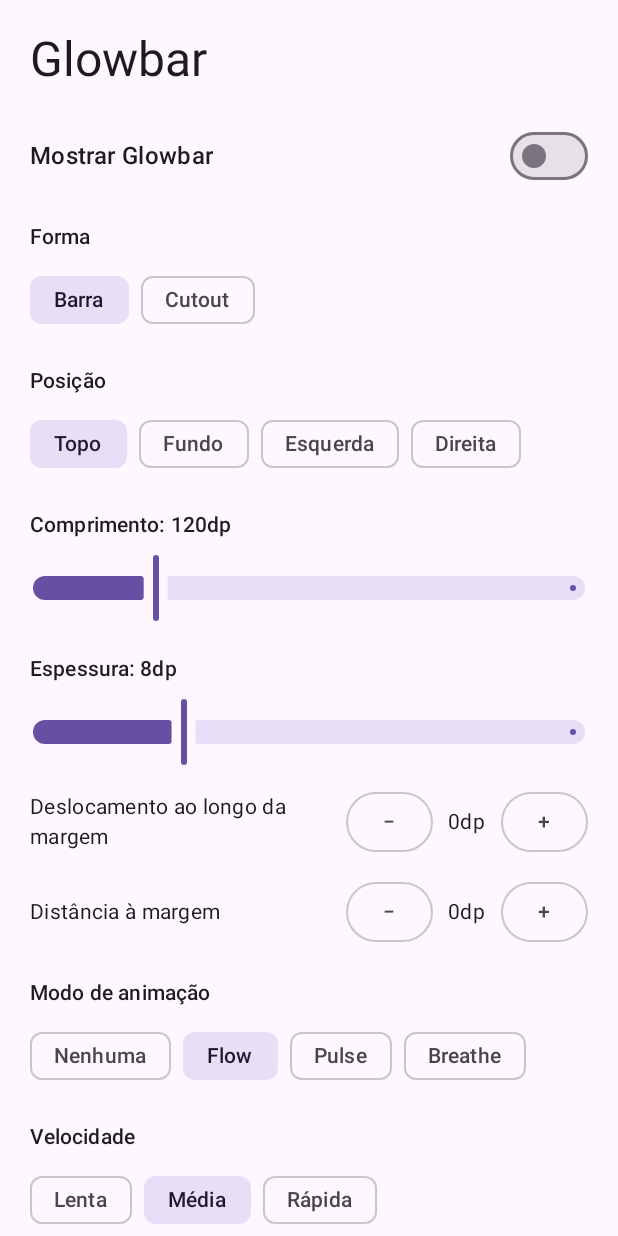
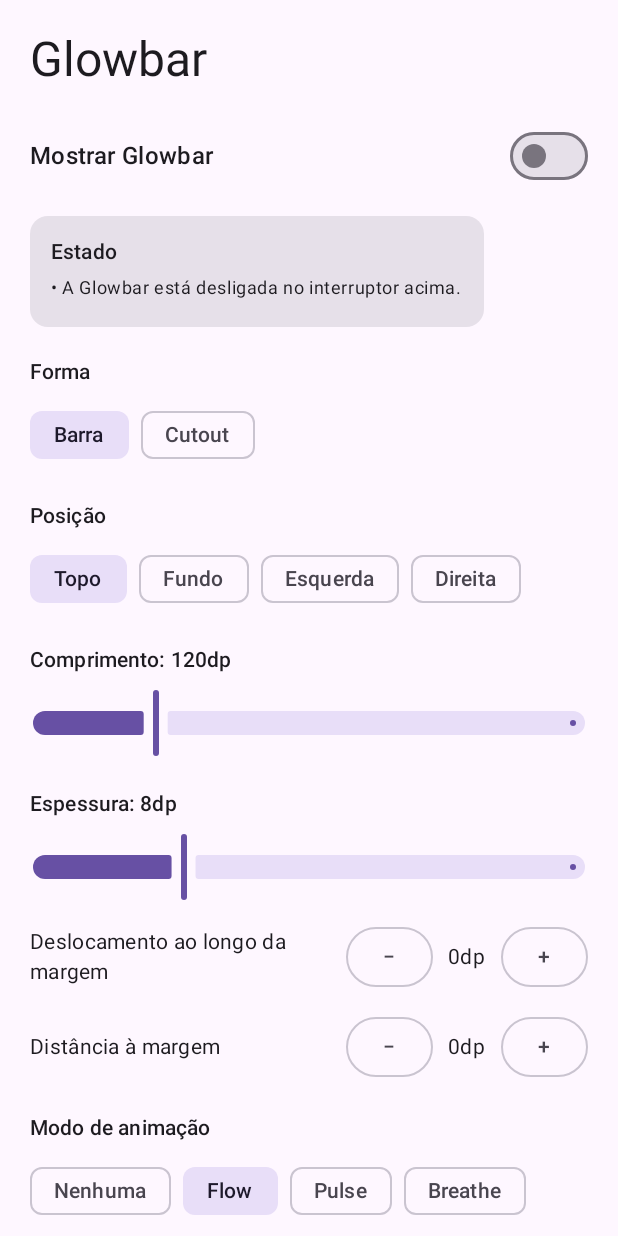
Before and after one commit to diogodh/glowbar, an Android app built with Jetpack Compose: the screen it shows after launch (MainActivity), on a phone screen of 412 x 824 dp. Run offline under Robolectric (Android 15) with nearby library versions, the phone set to English and light mode, and no system bars.

Commit message:
Modo sem notificações e aparência em repouso

```diff
--- a/app/src/main/java/pt/diogo/glowbar/MainActivity.kt
+++ b/app/src/main/java/pt/diogo/glowbar/MainActivity.kt
@@ -27,6 +27,7 @@ import androidx.compose.foundation.layout.padding
 import androidx.compose.foundation.rememberScrollState
 import androidx.compose.foundation.verticalScroll
 import androidx.compose.material3.ExperimentalMaterial3Api
+import androidx.compose.material3.Card
 import androidx.compose.material3.FilterChip
 import androidx.compose.material3.MaterialTheme
 import androidx.compose.material3.OutlinedButton
@@ -113,9 +114,10 @@ fun SettingsScreen(repo: SettingsRepository, onOpenPrivateApps: () -> Unit) {
             } else {
                 svc.refresh()
             }
+            // Para o serviço clássico sem mexer na definição "enabled".
             context.startService(
                 Intent(context, GlowOverlayService::class.java)
-                    .setAction(GlowOverlayService.ACTION_TURN_OFF)
+                    .setAction(GlowOverlayService.ACTION_STOP_ONLY)
             )
             return
         }
@@ -155,6 +157,8 @@ fun SettingsScreen(repo: SettingsRepository, onOpenPrivateApps: () -> Unit) {
             )
             Switch(checked = s.enabled, onCheckedChange = { apply(s.copy(enabled = it)) })
         }
+
+        StatusPanel(s, context)
 
         Section("Forma")
         ChipRow(
@@ -375,17 +379,67 @@ fun SettingsScreen(repo: SettingsRepository, onOpenPrivateApps: () -> Unit) {
             style = MaterialTheme.typography.bodySmall
         )
 
-        if ((s.notificationGlow || s.notificationProgress) && !hasNotificationAccess(context)) {
-            Spacer(Modifier.height(12.dp))
-            OutlinedButton(
-                onClick = {
-                    context.startActivity(Intent(Settings.ACTION_NOTIFICATION_LISTENER_SETTINGS))
-                },
-                modifier = Modifier.fillMaxWidth()
-            ) { Text("Conceder acesso às notificações") }
+        Spacer(Modifier.height(40.dp))
+    }
+}
+
+/**
+ * Mostra em texto claro o que falta para a app funcionar, em vez de falhar
+ * em silêncio. O acesso às notificações é obrigatório para as apps privadas,
+ * para o notification glow e para o notification progress.
+ */
+@Composable
+private fun StatusPanel(s: GlowSettings, context: Context) {
+    val rules = remember { AppRulesRepository(context) }
+    val privateCount = rules.privatePackages().size
+    val needsNotifAccess =
+        s.notificationGlow || s.notificationProgress || privateCount > 0
+    val hasNotif = hasNotificationAccess(context)
+    val a11yOn = GlowAccessibilityService.instance != null
+
+    val problems = mutableListOf<String>()
+    if (needsNotifAccess && !hasNotif) {
+        problems.add("Falta o acesso às notificações — sem ele as apps privadas e o glow de notificações não funcionam.")
+    }
+    if (s.accessibilityMode && !a11yOn) {
+        problems.add("O modo sem notificações está ligado, mas a Glowbar ainda não foi ativada nas definições de acessibilidade.")
+    }
+    if (!s.enabled) {
+        problems.add("A Glowbar está desligada no interruptor acima.")
+    }
+
+    if (problems.isEmpty()) return
+
+    Spacer(Modifier.height(16.dp))
+    Card {
+        Column(Modifier.padding(14.dp)) {
+            Text("Estado", style = MaterialTheme.typography.titleSmall)
+            Spacer(Modifier.height(6.dp))
+            problems.forEach {
+                Text("• " + it, style = MaterialTheme.typography.bodySmall)
+                Spacer(Modifier.height(4.dp))
+            }
+            if (needsNotifAccess && !hasNotif) {
+                Spacer(Modifier.height(6.dp))
+                OutlinedButton(
+                    onClick = {
+                        context.startActivity(
+                            Intent(Settings.ACTION_NOTIFICATION_LISTENER_SETTINGS)
+                        )
+                    },
+                    modifier = Modifier.fillMaxWidth()
+                ) { Text("Conceder acesso às notificações") }
+            }
+            if (s.accessibilityMode && !a11yOn) {
+                Spacer(Modifier.height(6.dp))
+                OutlinedButton(
+                    onClick = {
+                        context.startActivity(Intent(Settings.ACTION_ACCESSIBILITY_SETTINGS))
+                    },
+                    modifier = Modifier.fillMaxWidth()
+                ) { Text("Abrir definições de acessibilidade") }
+            }
         }
-
-        Spacer(Modifier.height(40.dp))
     }
 }
 
--- a/app/src/main/java/pt/diogo/glowbar/overlay/GlowOverlayService.kt
+++ b/app/src/main/java/pt/diogo/glowbar/overlay/GlowOverlayService.kt
@@ -29,6 +29,8 @@ class GlowOverlayService : Service() {
         const val ACTION_HIDE = "pt.diogo.glowbar.HIDE"
         const val ACTION_SHOW = "pt.diogo.glowbar.SHOW"
         const val ACTION_TURN_OFF = "pt.diogo.glowbar.TURN_OFF"
+        /** Para o serviço sem alterar as definições (usado ao mudar de modo). */
+        const val ACTION_STOP_ONLY = "pt.diogo.glowbar.STOP_ONLY"
 
         const val CHANNEL_ID = "glowbar"
         const val NOTIF_ID = 1
@@ -52,6 +54,10 @@ class GlowOverlayService : Service() {
             ACTION_SHOW -> { c.hideTemporarily(false); startFg() }
             ACTION_TURN_OFF -> {
                 SettingsRepository(this).setEnabled(false)
+                stopSelf()
+                return START_NOT_STICKY
+            }
+            ACTION_STOP_ONLY -> {
                 stopSelf()
                 return START_NOT_STICKY
             }
```
Also changed, not shown: app/src/main/java/pt/diogo/glowbar/PrivateAppsScreen.kt (+34 -0 lines), 2 other files.
